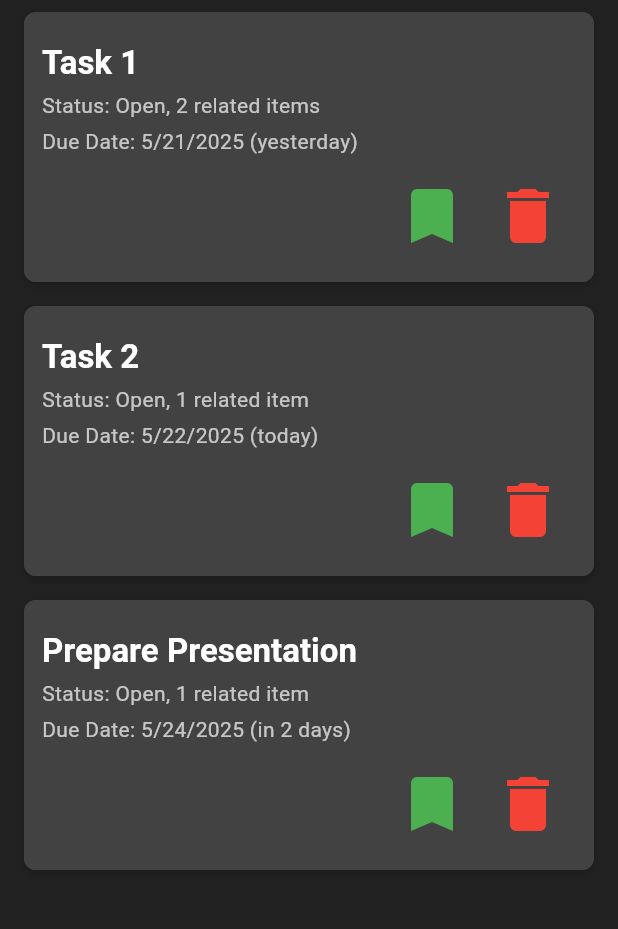
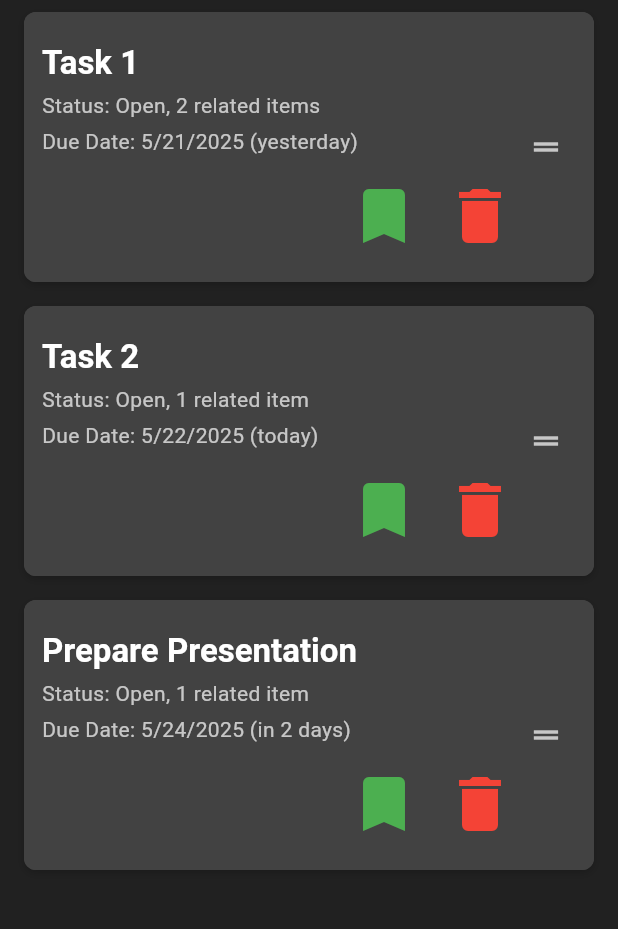
Before and after one commit to eyecantell/status_card_list, a Flutter app: the screen it shows after launch, on a phone screen of 412 x 824 dp, the part 84-1013 px from its top. Run offline on Flutter 3.47's test engine with Material 3 defaults, Android fonts, the phone set to English and light mode, and no system bars; our stand-ins replace flutter_html.

Commit message:
scrolling working, but dragging to reorder is jenky

```diff
--- a/lib/status_card.dart
+++ b/lib/status_card.dart
@@ -19,7 +19,7 @@ class StatusCard extends StatefulWidget {
   final Map<String, List<String>> itemLists;
   final Function(String, String) onNavigateToItem;
   final bool isExpanded;
-  final bool isNavigated; // Added for highlight effect
+  final bool isNavigated;
 
   const StatusCard({
     super.key,
@@ -37,7 +37,7 @@ class StatusCard extends StatefulWidget {
     required this.itemLists,
     required this.onNavigateToItem,
     this.isExpanded = false,
-    this.isNavigated = false, // Default to false
+    this.isNavigated = false,
   });
 
   @override
@@ -49,8 +49,8 @@ class _StatusCardState extends State<StatusCard> with TickerProviderStateMixin {
   String? _swipeState;
   late AnimationController _controller;
   late Animation<double> _animation;
-  late AnimationController _highlightController; // Added for highlight
-  late Animation<double> _highlightAnimation; // Added for highlight
+  late AnimationController _highlightController;
+  late Animation<double> _highlightAnimation;
   static const double _maxDrag = 150.0;
   static const double _buttonWidth = 100.0;
   static const double _threshold = 90.0;
@@ -59,11 +59,6 @@ class _StatusCardState extends State<StatusCard> with TickerProviderStateMixin {
   bool _isActionTriggered = false;
   final GlobalKey _cardKey = GlobalKey();
   double? _cardHeight;
-  bool _isMouseDragging = false;
-  Offset _dragStartOffset = Offset.zero;
-  bool _isReordering = false;
-  double _verticalDragOffset = 0.0;
-  int _newIndex = -1;
 
   @override
   void initState() {
@@ -80,7 +75,6 @@ class _StatusCardState extends State<StatusCard> with TickerProviderStateMixin {
         });
       });
 
-    // Initialize highlight animation
     _highlightController = AnimationController(
       vsync: this,
       duration: const Duration(seconds: 2),
@@ -91,10 +85,9 @@ class _StatusCardState extends State<StatusCard> with TickerProviderStateMixin {
         curve: Curves.easeOut,
       ),
     )..addListener(() {
-        setState(() {}); // Trigger rebuild for highlight fade
+        setState(() {});
       });
 
-    // Start highlight animation if navigated and expanded
     if (widget.isNavigated && widget.isExpanded) {
       _highlightController.forward();
     }
@@ -102,7 +95,6 @@ class _StatusCardState extends State<StatusCard> with TickerProviderStateMixin {
     WidgetsBinding.instance.addPostFrameCallback((_) {
       _updateCardHeight();
     });
-    _newIndex = widget.index;
   }
 
   @override
@@ -113,7 +105,6 @@ class _StatusCardState extends State<StatusCard> with TickerProviderStateMixin {
         _isExpanded = widget.isExpanded;
       });
     }
-    // Restart highlight animation if newly navigated
     if (widget.isNavigated && !oldWidget.isNavigated && widget.isExpanded) {
       _highlightController.reset();
       _highlightController.forward();
@@ -123,7 +114,7 @@ class _StatusCardState extends State<StatusCard> with TickerProviderStateMixin {
   @override
   void dispose() {
     _controller.dispose();
-    _highlightController.dispose(); // Dispose highlight controller
+    _highlightController.dispose();
     super.dispose();
   }
 
@@ -136,8 +127,16 @@ class _StatusCardState extends State<StatusCard> with TickerProviderStateMixin {
     }
   }
 
-  void _handleDragUpdate(DragUpdateDetails details) {
-    if (!_isReordering) {
+  void _handleHorizontalDragStart(DragStartDetails details) {
+    print('Horizontal drag started on card: ${widget.item.title}');
+    setState(() {
+      _dragOffset = 0.0;
+      _swipeState = null;
+    });
+  }
+
+  void _handleHorizontalDragUpdate(DragUpdateDetails details) {
+    print('Horizontal drag update: dx=${details.delta.dx}, dy=${details.delta.dy}');
     setState(() {
       _dragOffset += details.delta.dx;
       _dragOffset = _dragOffset.clamp(-_maxDrag, _maxDrag);
@@ -150,19 +149,9 @@ class _StatusCardState extends State<StatusCard> with TickerProviderStateMixin {
       }
     });
   }
-  }
 
-  void _handleDragEnd(DragEndDetails details) {
-    if (_isReordering) {
-      if (_newIndex != widget.index && _newIndex >= 0 && _newIndex < widget.allConfigs.length) {
-        widget.onReorder(widget.index, _newIndex);
-      }
-      setState(() {
-        _isReordering = false;
-        _verticalDragOffset = 0.0;
-        _isMouseDragging = false;
-      });
-    } else {
+  void _handleHorizontalDragEnd(DragEndDetails details) {
+    print('Horizontal drag ended');
     if (_dragOffset.abs() >= _maxDrag) {
       final action = _dragOffset > 0 ? 'right' : 'left';
       _triggerAction(action: action);
@@ -178,7 +167,6 @@ class _StatusCardState extends State<StatusCard> with TickerProviderStateMixin {
       _controller.forward(from: 0);
     } else {
       _animateBack();
-      }
     }
   }
 
@@ -232,50 +220,13 @@ class _StatusCardState extends State<StatusCard> with TickerProviderStateMixin {
   }
 
   void _toggleExpanded() {
+    print('Card tapped: ${widget.item.title}');
     setState(() {
       _isExpanded = !_isExpanded;
       WidgetsBinding.instance.addPostFrameCallback((_) {
         _updateCardHeight();
       });
     });
-  }
-
-  void _handlePanStart(DragStartDetails details) {
-    setState(() {
-      _isMouseDragging = true;
-      _dragStartOffset = details.globalPosition;
-      _newIndex = widget.index;
-      _verticalDragOffset = 0.0;
-    });
-  }
-
-  void _handlePanUpdate(DragUpdateDetails details) {
-    if (!_isMouseDragging) return;
-
-    final currentOffset = details.globalPosition;
-    final deltaX = currentOffset.dx - _dragStartOffset.dx;
-    final deltaY = currentOffset.dy - _dragStartOffset.dy;
-
-    if (deltaX.abs() > deltaY.abs() && deltaX.abs() > 10.0) {
-      setState(() {
-        _isReordering = false;
-      });
-      _handleDragUpdate(details);
-    } else if (deltaY.abs() > 10.0) {
-      setState(() {
-        _isReordering = true;
-        _verticalDragOffset += details.delta.dy;
-
-        final cardHeight = _cardHeight ?? _defaultCardHeight;
-        final itemsCount = widget.allConfigs.length;
-        final indexChange = (_verticalDragOffset / cardHeight).round();
-        _newIndex = (widget.index + indexChange).clamp(0, itemsCount - 1);
-      });
-    }
-  }
-
-  void _handlePanEnd(DragEndDetails details) {
-    _handleDragEnd(details);
   }
 
   Color _getTargetColor(String action) {
@@ -315,7 +266,7 @@ class _StatusCardState extends State<StatusCard> with TickerProviderStateMixin {
   }
 
   String _formatDueDateAndDays(DateTime dueDate) {
-    final today = DateTime(2025, 5, 22); // Current date based on system info
+    final today = DateTime(2025, 5, 22);
     final difference = dueDate.difference(today).inDays;
     String daysText;
 
@@ -409,9 +360,7 @@ class _StatusCardState extends State<StatusCard> with TickerProviderStateMixin {
           ),
         ),
         Transform.translate(
-          offset: _isReordering
-              ? Offset(_dragOffset, _verticalDragOffset)
-              : Offset(_dragOffset, 0),
+          offset: Offset(_dragOffset, 0),
           child: Container(
             margin: const EdgeInsets.symmetric(vertical: 8, horizontal: 16),
             decoration: BoxDecoration(
@@ -425,31 +374,18 @@ class _StatusCardState extends State<StatusCard> with TickerProviderStateMixin {
                   : null,
               boxShadow: [
                 BoxShadow(
-                  color: _isReordering
-                      ? Colors.black.withOpacity(isDarkMode ? 0.4 : 0.3)
-                      : Colors.black.withOpacity(isDarkMode ? 0.2 : 0.1),
+                  color: Colors.black.withOpacity(isDarkMode ? 0.2 : 0.1),
                   blurRadius: 4,
                   offset: const Offset(0, 2),
                 ),
               ],
             ),
-            child: Row(
-              crossAxisAlignment: CrossAxisAlignment.center,
-              children: [
-                Expanded(
-                  child: ReorderableDelayedDragStartListener(
-                    index: widget.index,
-                    child: MouseRegion(
-                      onEnter: (_) => setState(() => _isMouseDragging = false),
             child: GestureDetector(
-                        onTap: () {
-                          if (_dragOffset == 0 && !_isMouseDragging) {
-                            _toggleExpanded();
-                          }
-                        },
-                        onPanStart: _handlePanStart,
-                        onPanUpdate: _handlePanUpdate,
-                        onPanEnd: _handlePanEnd,
+              behavior: HitTestBehavior.translucent,
+              onTap: _toggleExpanded,
+              onHorizontalDragStart: _handleHorizontalDragStart,
+              onHorizontalDragUpdate: _handleHorizontalDragUpdate,
+              onHorizontalDragEnd: _handleHorizontalDragEnd,
               child: Card(
                 key: _cardKey,
                 margin: EdgeInsets.zero,
@@ -463,8 +399,6 @@ class _StatusCardState extends State<StatusCard> with TickerProviderStateMixin {
                     crossAxisAlignment: CrossAxisAlignment.center,
                     children: [
                       Expanded(
-                                  child: Container(
-                                    color: Colors.transparent,
                         child: Column(
                           mainAxisSize: MainAxisSize.min,
                           crossAxisAlignment: CrossAxisAlignment.start,
@@ -619,6 +553,13 @@ class _StatusCardState extends State<StatusCard> with TickerProviderStateMixin {
                           ],
                         ),
                       ),
+                      Padding(
+                        padding: const EdgeInsets.only(right: 8.0),
+                        child: Icon(
+                          Icons.drag_handle,
+                          color: isDarkMode ? Colors.white70 : Colors.black54,
+                          size: 24.0,
+                        ),
                       ),
                     ],
                   ),
@@ -627,15 +568,6 @@ class _StatusCardState extends State<StatusCard> with TickerProviderStateMixin {
             ),
           ),
         ),
-                ),
-                Container(
-                  width: 0,
-                  color: Theme.of(context).cardTheme.color,
-                ),
-              ],
-            ),
-          ),
-        ),
       ],
     );
   }
--- a/lib/status_card_list.dart
+++ b/lib/status_card_list.dart
@@ -3,7 +3,7 @@ import 'package:status_card_list/list_config.dart';
 import 'item.dart';
 import 'status_card.dart';
 
-class StatusCardList extends StatelessWidget {
+class StatusCardList extends StatefulWidget {
   final List<Item> items;
   final Map<String, IconData> statusIcons;
   final Map<String, String> swipeActions;
@@ -18,7 +18,7 @@ class StatusCardList extends StatelessWidget {
   final Function(String, String) onNavigateToItem;
   final String? expandedItemId;
   final String? navigatedItemId;
-  final ScrollController? scrollController; // Added
+  final ScrollController? scrollController;
 
   const StatusCardList({
     super.key,
@@ -36,43 +36,65 @@ class StatusCardList extends StatelessWidget {
     required this.onNavigateToItem,
     required this.expandedItemId,
     required this.navigatedItemId,
-    this.scrollController, // Added
+    this.scrollController,
   });
 
+  @override
+  State<StatusCardList> createState() => _StatusCardListState();
+}
+
+class _StatusCardListState extends State<StatusCardList> {
   @override
   Widget build(BuildContext context) {
     return Theme(
       data: Theme.of(context).copyWith(iconTheme: Theme.of(context).iconTheme),
       child: SingleChildScrollView(
-        controller: scrollController, // Added
+        controller: widget.scrollController,
+        physics: const ClampingScrollPhysics(),
         child: ReorderableListView(
-          shrinkWrap: true, // Added to ensure proper sizing
-          buildDefaultDragHandles: false,
-          onReorder: onReorder,
-          proxyDecorator: (child, index, animation) => Material(
-            elevation: 4,
-            color: Theme.of(context).cardTheme.color,
-            child: child,
-          ),
+          shrinkWrap: true,
+          physics: const NeverScrollableScrollPhysics(),
+          onReorder: (oldIndex, newIndex) {
+            print('Reordering from $oldIndex to $newIndex'); // Debug log
+            widget.onReorder(oldIndex, newIndex);
+          },
+          proxyDecorator: (child, index, animation) {
+            return Material(
+              elevation: 4.0,
+              borderRadius: BorderRadius.circular(8),
+              child: Container(
+                width: MediaQuery.of(context).size.width - 32,
+                padding: const EdgeInsets.all(12.0),
+                decoration: BoxDecoration(
+                  color: Theme.of(context).cardTheme.color,
+                  borderRadius: BorderRadius.circular(8),
+                ),
+                child: Text(
+                  widget.items[index].title,
+                  style: Theme.of(context).textTheme.titleLarge,
+                ),
+              ),
+            );
+          },
           children: [
-            for (int index = 0; index < items.length; index++)
+            for (int index = 0; index < widget.items.length; index++)
               StatusCard(
-                key: ValueKey(items[index].id),
-                item: items[index],
+                key: ValueKey(widget.items[index].id),
+                item: widget.items[index],
                 index: index,
-                statusIcons: statusIcons,
-                swipeActions: swipeActions,
-                onStatusChanged: onStatusChanged,
-                onReorder: onReorder,
-                dueDateLabel: dueDateLabel,
-                listColor: listColor,
-                allConfigs: allConfigs,
-                cardIcons: cardIcons,
-                itemMap: itemMap,
-                itemLists: itemLists,
-                onNavigateToItem: onNavigateToItem,
-                isExpanded: expandedItemId == items[index].id,
-                isNavigated: navigatedItemId == items[index].id,
+                statusIcons: widget.statusIcons,
+                swipeActions: widget.swipeActions,
+                onStatusChanged: widget.onStatusChanged,
+                onReorder: widget.onReorder,
+                dueDateLabel: widget.dueDateLabel,
+                listColor: widget.listColor,
+                allConfigs: widget.allConfigs,
+                cardIcons: widget.cardIcons,
+                itemMap: widget.itemMap,
+                itemLists: widget.itemLists,
+                onNavigateToItem: widget.onNavigateToItem,
+                isExpanded: widget.expandedItemId == widget.items[index].id,
+                isNavigated: widget.navigatedItemId == widget.items[index].id,
               ),
           ],
         ),
```
Lines whose indentation alone changed are shown as unchanged.
